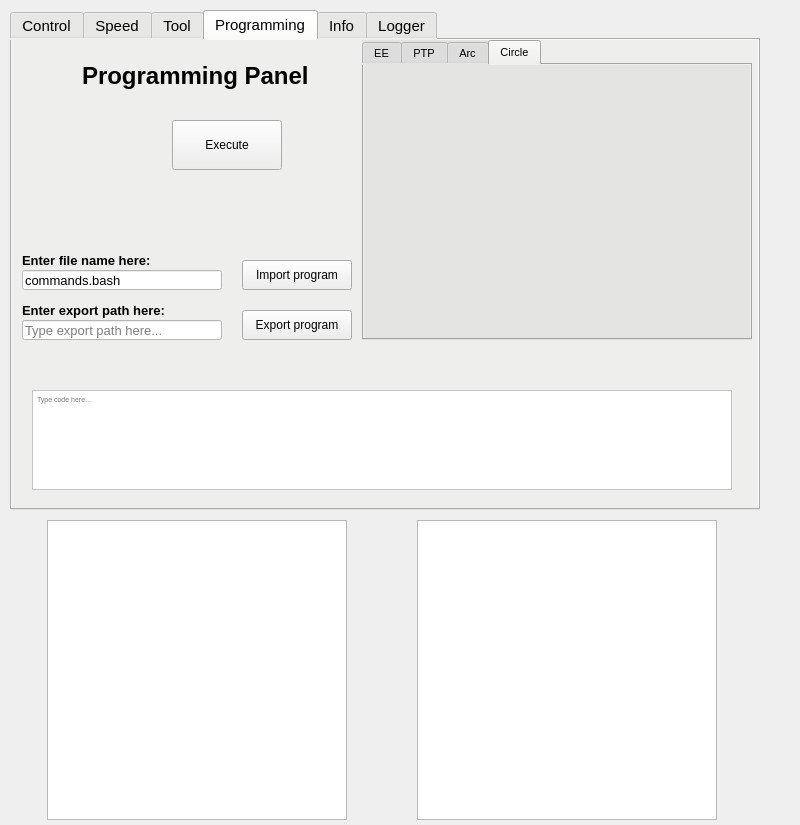
The window that dobot_menu/resource/DobotControlPanel_layout.ui (SaltworkerMLU/magician_ros2) describes before a commit, drawn with Qt 5.
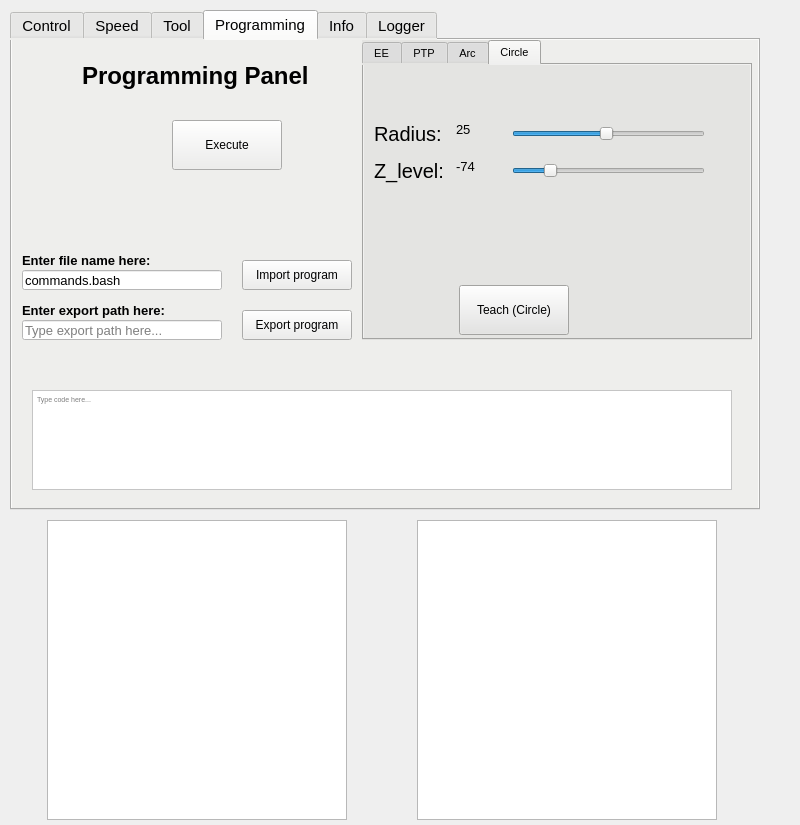
The same window after the commit. The open tabs and pages were chosen to show the change. Icons and pictures are not drawn.

Commit message: Add logger section and circle subsection to dobot menu & more

```diff
--- a/dobot_menu/resource/DobotControlPanel_layout.ui
+++ b/dobot_menu/resource/DobotControlPanel_layout.ui
@@ -3802,6 +3802,161 @@
             <attribute name="title">
               <string>Circle</string>
             </attribute>
+
+            <!-- Add layout widget to window -->
+            <widget class="QWidget" name="layoutWidget">
+              <property name="geometry">
+                <rect>
+                  <x>10</x>
+                  <y>50</y>
+                  <width>331</width>
+                  <height>75</height>
+                </rect>
+              </property>
+              <layout class="QGridLayout" name="DrawXYLayout">
+
+              <!-- Circle radius LABEL -->
+              <item row="0" column="0">
+                <widget class="QLabel" name="CircleRadiusLabel">
+                  <property name="font">
+                    <font>
+                      <pointsize>15</pointsize>
+                    </font>
+                  </property>
+                  <property name="text">
+                    <string>Radius: </string>
+                  </property>
+                  <property name="alignment">
+                    <set>Qt::AlignLeft</set>
+                  </property>
+                </widget>
+              </item>
+
+              <!-- Circle z_level LABEL -->
+              <item row="1" column="0">
+                <widget class="QLabel" name="CircleZ_levelLabel">
+                  <property name="font">
+                    <font>
+                      <pointsize>15</pointsize>
+                    </font>
+                  </property>
+                  <property name="text">
+                    <string>Z_level: </string>
+                  </property>
+                  <property name="alignment">
+                    <set>Qt::AlignLeft</set>
+                  </property>
+                </widget>
+              </item>
+
+              <!-- Circle radius axis -->
+              <item row="0" column="1">
+                <widget class="QLabel" name="CircleRadiusAxis">
+                  <property name="minimumSize">
+                    <size>
+                      <width>50</width>
+                      <height>0</height>
+                    </size>
+                  </property>
+                  <property name="font">
+                    <font>
+                      <pointsize>10</pointsize>
+                    </font>
+                  </property>
+                  <property name="text">
+                    <string>25</string>
+                  </property>
+                  <property name="alignment">
+                    <set>Qt::AlignLeft</set>
+                    <!-- <set>Qt::AlignRight|Qt::AlignTrailing|Qt::AlignVCenter</set> -->
+                  </property>
+                </widget>
+              </item>
+
+              <!-- Circle z_level axis -->
+              <item row="1" column="1">
+                <widget class="QLabel" name="CircleZ_levelAxis">
+                  <property name="minimumSize">
+                    <size>
+                      <width>50</width>
+                      <height>0</height>
+                    </size>
+                  </property>
+                  <property name="font">
+                    <font>
+                      <pointsize>10</pointsize>
+                    </font>
+                  </property>
+                  <property name="text">
+                    <string>-74</string>
+                  </property>
+                  <property name="alignment">
+                    <set>Qt::AlignLeft</set>
+                  </property>
+                </widget>
+              </item>
+
+              <!-- Circle radius SLIDER -->
+              <item row="0" column="2">
+                <widget class="QSlider" name="CircleRadiusSlider">
+                  <property name="minimum">
+                    <number>1</number>
+                  </property>
+                  <property name="maximum">
+                    <number>50</number>
+                  </property>
+                  <property name="pageStep">
+                    <number>0</number>
+                  </property>
+                  <property name="value">
+                    <number>25</number>
+                  </property>
+                  <property name="orientation">
+                    <enum>Qt::Horizontal</enum>
+                  </property>
+                </widget>
+              </item>
+
+              <!-- Circle z_level SLIDER -->
+              <item row="1" column="2">
+                <widget class="QSlider" name="CircleZ_levelSlider">
+                  <property name="minimum">
+                    <number>-125</number>
+                  </property>
+                  <property name="maximum">
+                    <number>170</number>
+                  </property>
+                  <property name="pageStep">
+                    <number>0</number>
+                  </property>
+                  <property name="value">
+                    <number>-74</number>
+                  </property>
+                  <property name="orientation">
+                    <enum>Qt::Horizontal</enum>
+                  </property>
+                </widget>
+              </item>
+
+            </layout>
+
+          </widget>
+
+            <!-- Circle BUTTON teach movement -->
+            <widget class="QPushButton" name="CircleButtonTeach">
+              <property name="geometry">
+                <rect>
+                  <x>95</x>
+                  <y>220</y>
+                  <width>110</width>
+                  <height>50</height>
+                </rect>
+              </property>
+              <property name="text">
+                <string>Teach (Circle)</string>
+              </property>
+            </widget>
+
           </widget>
 
         </widget>
```
Left out of the diff: 92 changed lines with no effect on the pictures. The commit also changes 20 other files.
